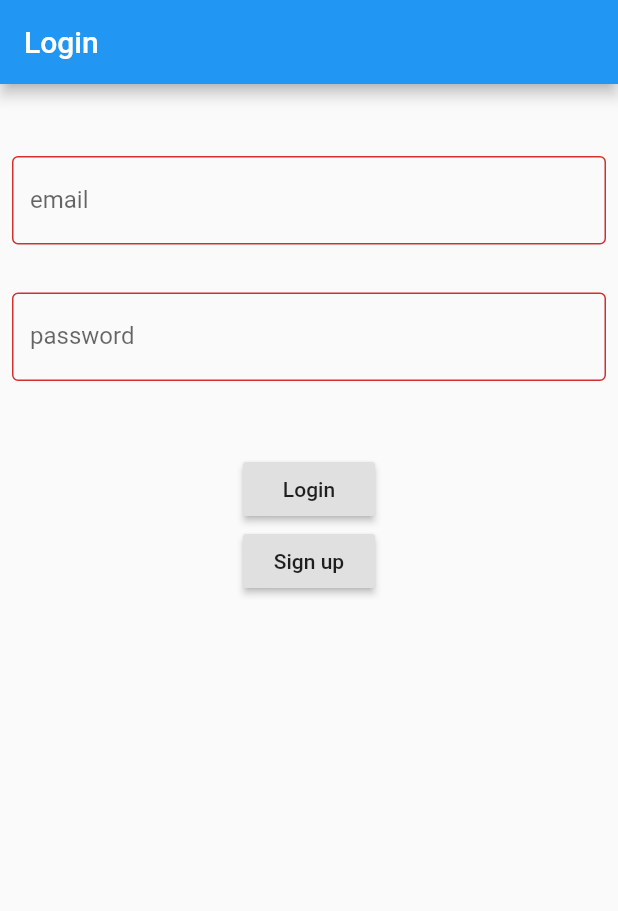
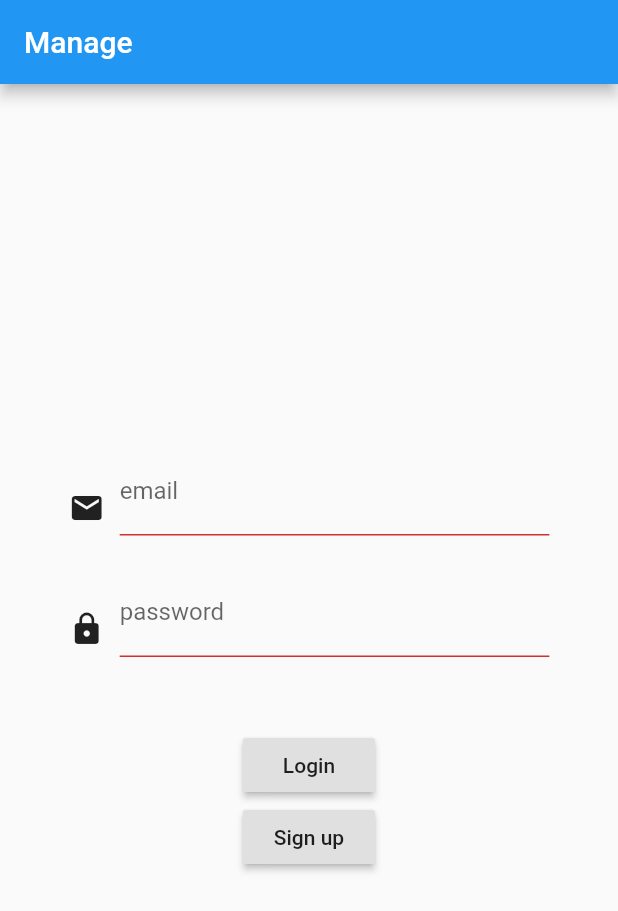
Before and after one commit to frugy-gtu/manage, a Flutter app: the screen it shows after launch, on a phone screen of 412 x 824 dp. Shown: the top 911 px of the screen. Run offline on Flutter 3.47's test engine with Material 2 defaults, Android fonts, the phone set to English and light mode, and no system bars; our stand-ins replace dio, hive, hive_flutter; accounts and stored records are empty; generated files the repository leaves out were written again; statements that could not run were skipped.

Commit message:
Modify login screen to be centered

```diff
--- a/app/manage/lib/core/screens/login_screen.dart
+++ b/app/manage/lib/core/screens/login_screen.dart
@@ -7,14 +7,16 @@ class LoginScreen extends StatelessWidget {
   Widget build(BuildContext context) {
     return Scaffold(
       appBar: AppBar(
-        title: Text('Login'),
+        title: Text('Manage'),
       ),
-      body: Center(
-        child: Padding(
-          padding: const EdgeInsets.all(8.0),
+      body: LayoutBuilder(
+        builder: (context, constraints) => Padding(
+          padding: EdgeInsets.symmetric(
+            horizontal: constraints.maxWidth / 9,
+          ),
           child: ChangeNotifierProvider(
             create: (_) => LoginController(),
-            child: LoginForm()
+            child: LoginForm(),
           ),
         ),
       ),
@@ -23,65 +25,66 @@ class LoginScreen extends StatelessWidget {
 }
 
 class LoginForm extends StatelessWidget {
-  const LoginForm({
-    Key key,
-  }) : super(key: key);
-
   @override
   Widget build(BuildContext context) {
     return Consumer<LoginController>(
       builder: (context, controller, child) => Column(
-        mainAxisAlignment: MainAxisAlignment.start,
-        crossAxisAlignment: CrossAxisAlignment.stretch,
+        mainAxisAlignment: MainAxisAlignment.center,
         children: [
+          Row(
+            children: [
+              Icon(Icons.mail),
               SizedBox(
-            height: 40.0,
+                width: 10,
               ),
-          TextField(
+              Expanded(
+                child: TextField(
                   controller: controller.email,
                   cursorColor: Theme.of(context).colorScheme.secondaryVariant,
                   decoration: InputDecoration(
-              border: OutlineInputBorder(),
                     labelText: 'email',
                     errorText: controller.emailError,
                   ),
                 ),
+              ),
+            ],
+          ),
+          Row(
+            children: [
+              Icon(
+                Icons.lock,
+              ),
               SizedBox(
-            height: 10.0,
+                width: 10,
               ),
-          TextField(
+              Expanded(
+                child: TextField(
                   obscureText: true,
                   controller: controller.password,
                   cursorColor: Theme.of(context).colorScheme.secondaryVariant,
                   decoration: InputDecoration(
-              border: OutlineInputBorder(),
                     labelText: 'password',
                     errorText: controller.passwordError,
                   ),
                 ),
-          SizedBox(
-            height: 5.0,
               ),
-          Center(
-            child: Text(
+            ],
+          ),
+          Column(
+            mainAxisAlignment: MainAxisAlignment.spaceBetween,
+            children: [
+              Text(
                 controller.credentialsError,
                 style: TextStyle(color: Colors.red),
               ),
+              SizedBox(
+                height: 10,
               ),
-          SizedBox(
-            height: 5.0,
-          ),
-          Column(
-            children: [
               RaisedButton(
                   child: Text('Login'),
                   onPressed: () {
                     controller.onLogin(context);
-                  }
-                ),
-              SizedBox(
-                width: 5.0,
-              ),
+                  }),
               RaisedButton(
                 child: Text('Sign up'),
                 onPressed: () {
```
Lines whose indentation alone changed are shown as unchanged.
